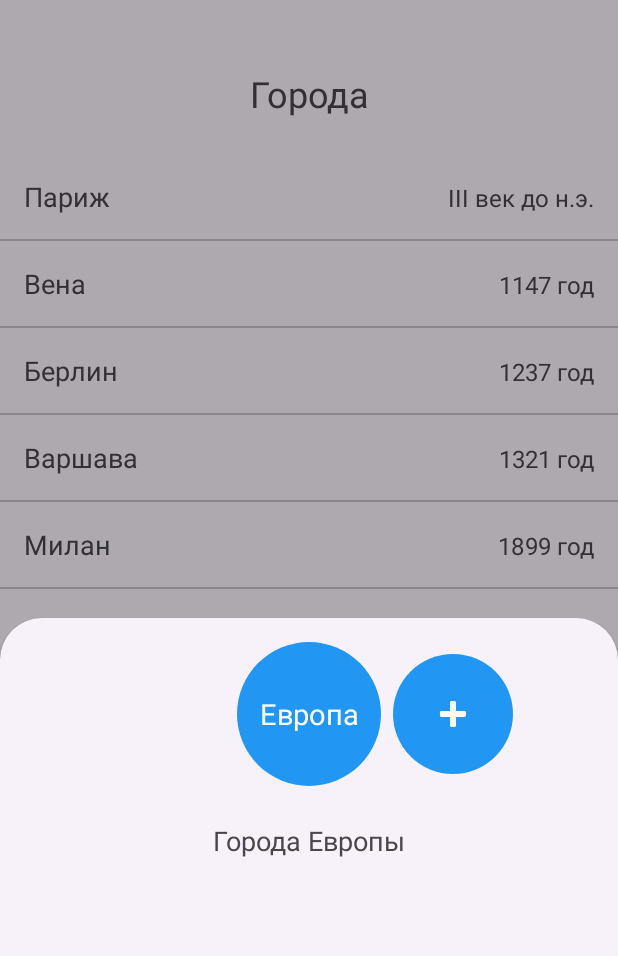
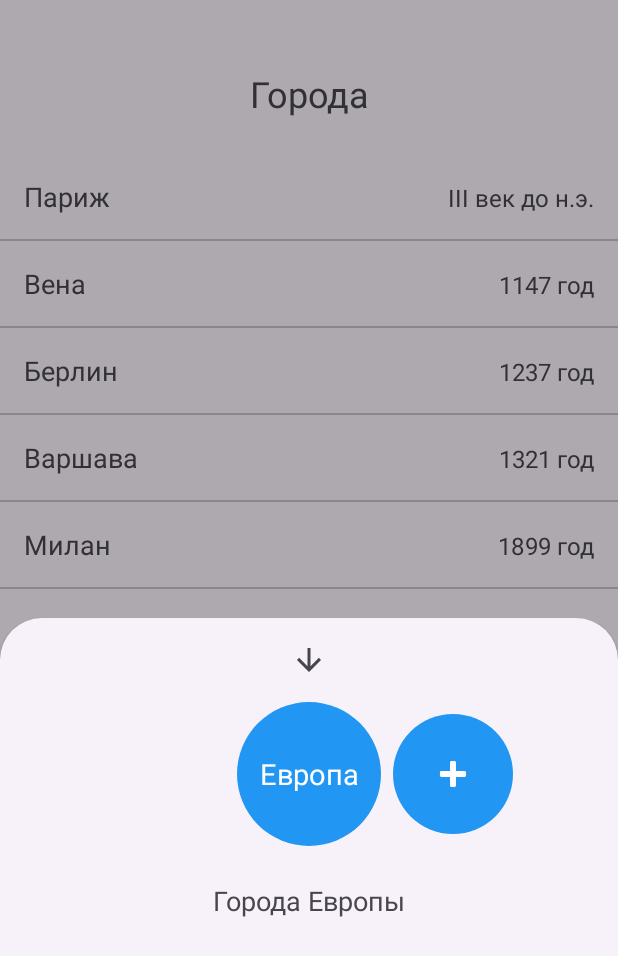
Before and after one commit to funnyphatguy/CitiesTestApp, an Android app: the screen it shows after launch (MainActivity), item 2 of the bottom bar chosen, on a phone screen of 412 x 824 dp. Shown: the top 956 px of the screen. Run offline under Robolectric (Android 15) with nearby library versions, the phone set to English and light mode, and no system bars.

Commit message:
CTA-02-01: добавил стрелку

```diff
--- a/app/src/main/java/com/example/citiestestapp/data/City.kt
+++ b/app/src/main/java/com/example/citiestestapp/data/City.kt
@@ -1,9 +1,6 @@
 package com.example.citiestestapp.data
 
-import android.content.Context
 import androidx.annotation.ColorRes
-import androidx.core.content.ContextCompat
-import com.example.citiestestapp.R
 import java.util.UUID
 
 data class City(
--- /dev/null
+++ b/app/src/main/res/drawable/ic_arrow_down.xml
@@ -0,0 +1,10 @@
+<vector xmlns:android="http://schemas.android.com/apk/res/android"
+    android:width="24dp"
+    android:height="24dp"
+    android:viewportWidth="960"
+    android:viewportHeight="960"
+    android:tint="?attr/colorControlNormal">
+  <path
+      android:fillColor="@android:color/white"
+      android:pathData="M440,160L440,647L216,423L160,480L480,800L800,480L744,423L520,647L520,160L440,160Z"/>
+</vector>
--- a/app/src/main/res/layout/fragment_custom_menu.xml
+++ b/app/src/main/res/layout/fragment_custom_menu.xml
@@ -4,6 +4,19 @@
     android:layout_width="match_parent"
     xmlns:tools="http://schemas.android.com/tools"
     android:layout_height="wrap_content">
+
+
+    <ImageButton
+        android:id="@+id/ic_arrow_down"
+        android:layout_width="match_parent"
+        android:layout_height="wrap_content"
+        android:layout_marginTop="@dimen/_16dp"
+        android:background="?attr/selectableItemBackgroundBorderless"
+        android:src="@drawable/ic_arrow_down"
+        app:layout_constraintEnd_toEndOf="parent"
+        app:layout_constraintStart_toStartOf="parent"
+        app:layout_constraintTop_toTopOf="parent" />
+
 
     <androidx.recyclerview.widget.RecyclerView
         android:id="@+id/rvCarousel"
@@ -12,9 +25,9 @@
         android:orientation="horizontal"
         android:paddingTop="@dimen/_16dp"
         android:paddingBottom="@dimen/_8dp"
+        app:layout_constraintStart_toStartOf="parent"
         app:layout_constraintEnd_toEndOf="parent"
-        app:layout_constraintStart_toStartOf="parent"
-        app:layout_constraintTop_toTopOf="parent" />
+        app:layout_constraintTop_toBottomOf="@id/ic_arrow_down" />
 
     <TextView
         android:id="@+id/tvFullListName"
@@ -27,4 +40,5 @@
         app:layout_constraintTop_toBottomOf="@id/rvCarousel"
         tools:text="@string/full_list_name" />
 
+
 </androidx.constraintlayout.widget.ConstraintLayout>
```
Also changed, not shown: app/src/main/res/drawable/arrow_upward_24px.xml (added, +10 -0 lines).
